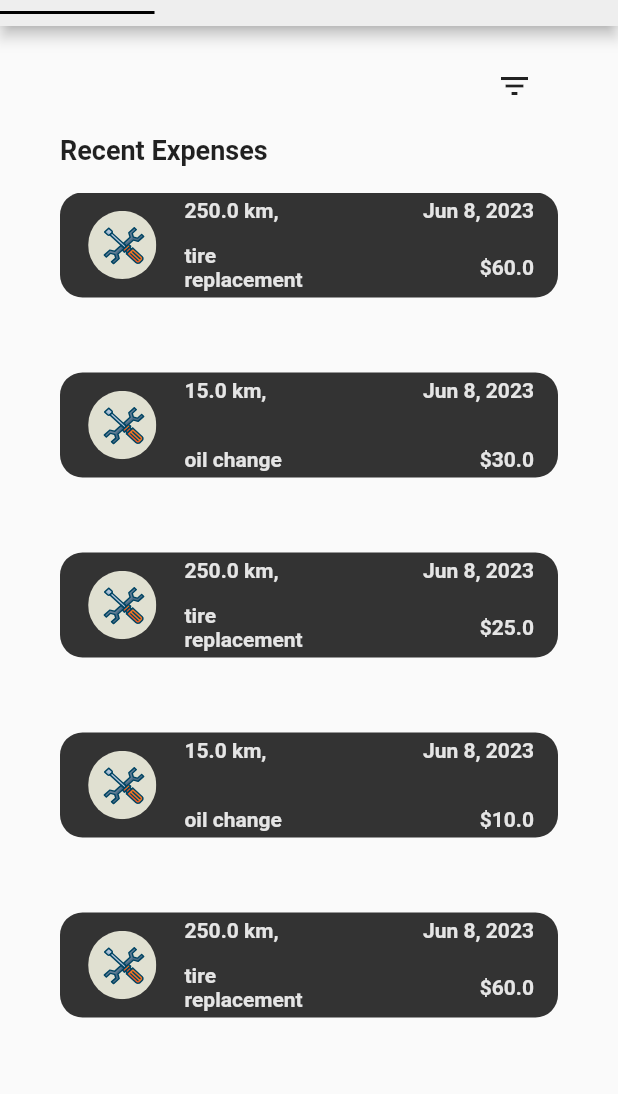
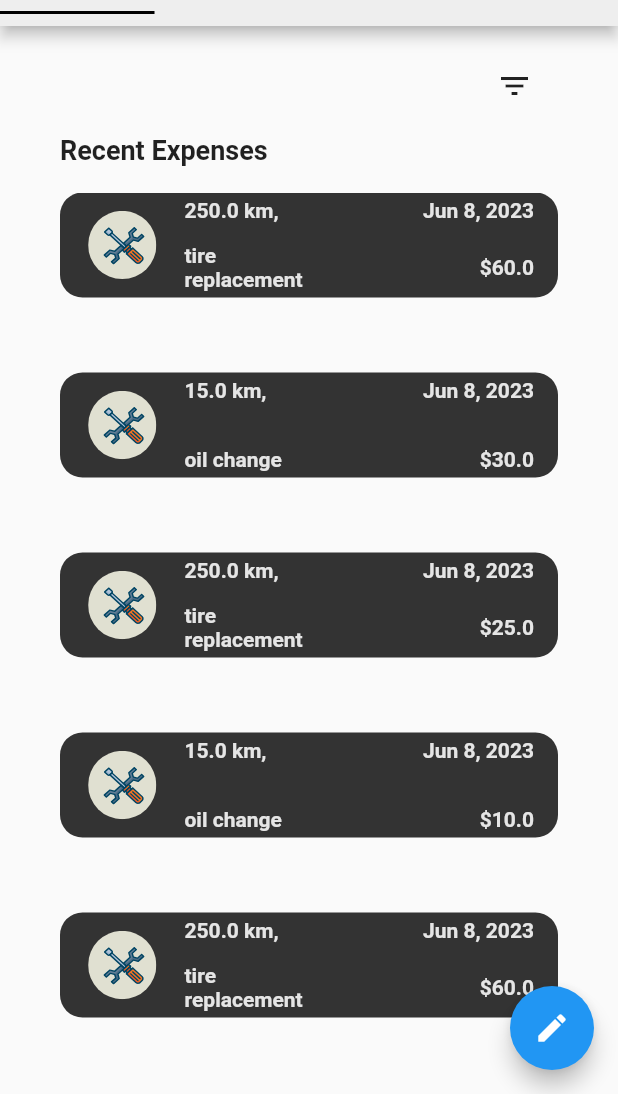
Before and after one commit to basilis0606/MainTena, a Flutter app: the screen it shows after launch, on a phone screen of 412 x 824 dp, the part 142-1236 px from its top. Run offline on Flutter 3.47's test engine with Material 2 defaults, Android fonts, the phone set to English and light mode, and no system bars; our stand-ins replace flutter_svg.

Commit message:
Added floating button on expenses

```diff
--- a/src/lib/fragments/garage/expenses.dart
+++ b/src/lib/fragments/garage/expenses.dart
@@ -18,7 +18,15 @@ class _ExpensesState extends State<Expenses> {
 
   @override
   Widget build(BuildContext context) {
-    return Column(
+    return Scaffold(
+      floatingActionButton: FloatingActionButton(
+        onPressed: () {
+          // Add your desired functionality here
+        },
+        child: const Icon(Icons.edit),
+      ),
+      floatingActionButtonLocation: FloatingActionButtonLocation.endFloat,
+      body: Column(
         children: [
           Align(
             alignment: Alignment.topRight,
@@ -52,11 +60,12 @@ class _ExpensesState extends State<Expenses> {
                 horizontal: 40,
                 vertical: 8,
               ),
-            child:
-                SquareList(my_veh: widget.my_veh, filter: getFilterCondition()),
+              child: SquareList(
+                  my_veh: widget.my_veh, filter: getFilterCondition()),
             ),
           ),
         ],
+      ),
     );
   }
 
```
Lines whose indentation alone changed are shown as unchanged.
